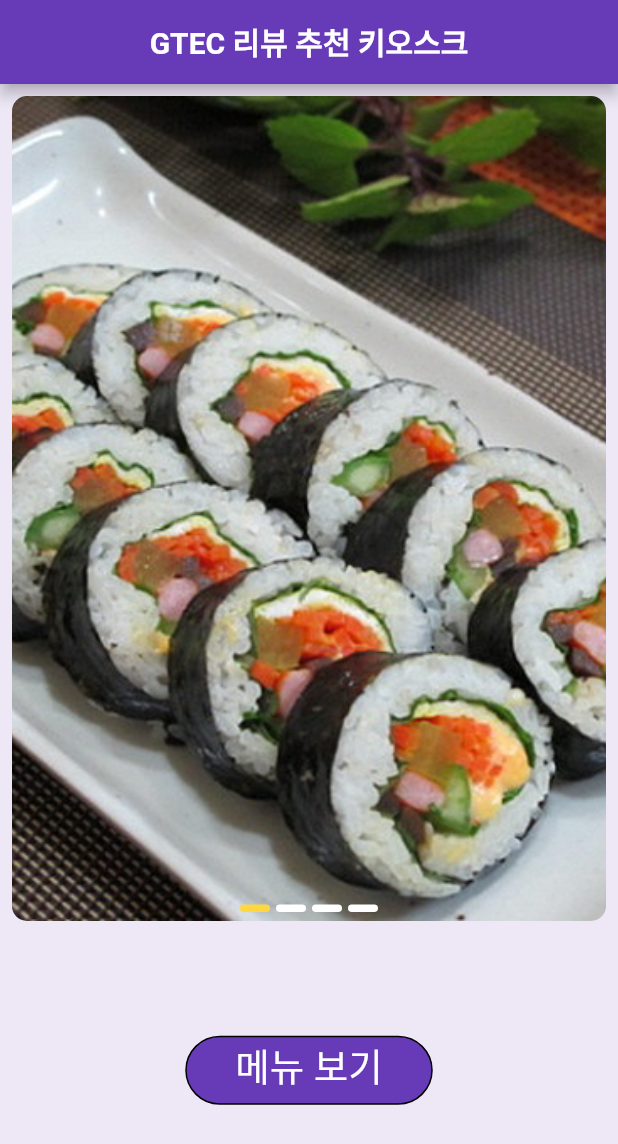
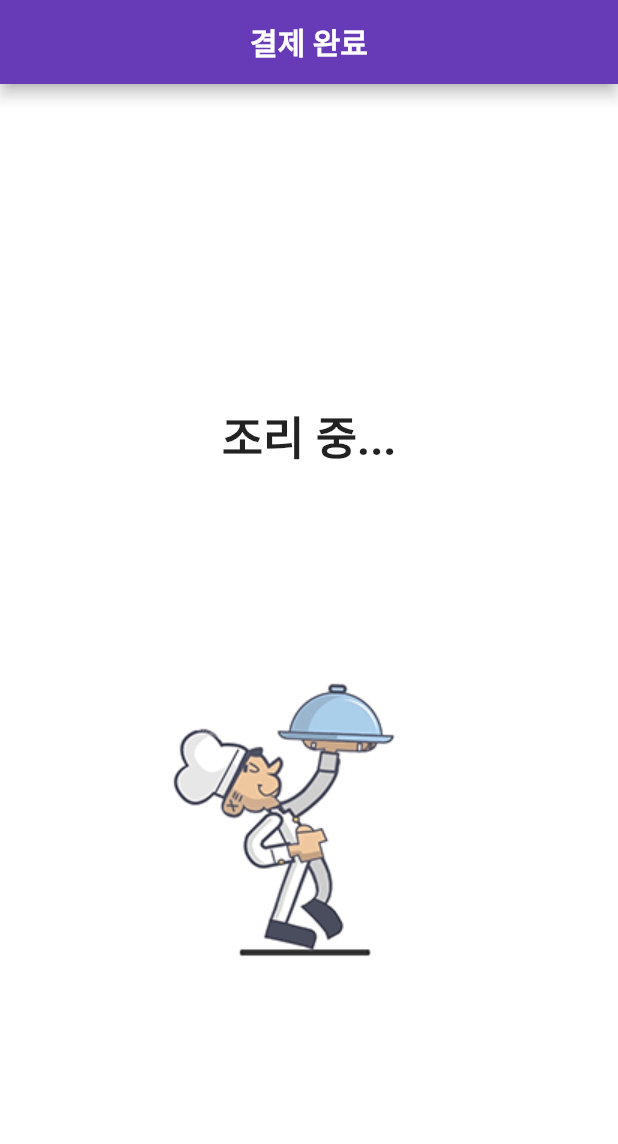
Before and after one commit to seojjun/kiosk_program, a Flutter app: the screen it shows after launch, on a phone screen of 412 x 824 dp. Shown: the top 1144 px of the screen. Run offline on Flutter 3.47's test engine with Material 3 defaults, Android fonts, the light colour scheme and no system bars; drawn by our look-alikes of banner_carousel; our stand-ins replace cloud_firestore, data_table_2, firebase_core, loading_animation_widget, logger; missing offline and left inert: dart:html; accounts and stored records are empty; Roboto replaces fonts that are missing (Pretendard); statements that could not run were skipped.

Commit message:
add result_screen

```diff
--- a/lib/main.dart
+++ b/lib/main.dart
@@ -8,6 +8,7 @@ import 'package:kiosk_program/providers/payment_amount_provider.dart';
 import 'package:kiosk_program/screens/home_screen.dart';
 import 'package:kiosk_program/screens/menu_screen.dart';
 import 'package:kiosk_program/screens/payment_screen.dart';
+import 'package:kiosk_program/screens/result_screen.dart';
 import 'package:kiosk_program/utils/data_info.dart';
 import 'package:provider/provider.dart';
 
@@ -36,9 +37,10 @@ class MyApp extends StatelessWidget {
         ),
         debugShowCheckedModeBanner: false,
         // home: const MenuAddWidget(),
-        home: const HomeScreen(title: homeScreenTitle),
+        // home: const HomeScreen(title: homeScreenTitle),
         // home: const MenuScreen(title: menuScreenTitle),
         // home: const PaymentScreen(title: paymentScreenTitle),
+        home: const ResultScreen(title: resultScreenTitle),
       ),
     );
   }
--- a/lib/screens/home_screen.dart
+++ b/lib/screens/home_screen.dart
@@ -6,7 +6,7 @@ import 'package:kiosk_program/utils/data_info.dart';
 import 'package:kiosk_program/widgets/custom_button.dart';
 import 'package:kiosk_program/widgets/menu_carousel_view.dart';
 
-class HomeScreen extends StatefulWidget {
+class HomeScreen extends StatelessWidget {
   const HomeScreen({
     super.key,
     required this.title,
@@ -15,11 +15,6 @@ class HomeScreen extends StatefulWidget {
   final String title;
 
   @override
-  State<HomeScreen> createState() => _HomeScreenState();
-}
-
-class _HomeScreenState extends State<HomeScreen> {
-  @override
   Widget build(BuildContext context) {
     return Scaffold(
       backgroundColor: bottomColorWithOpacity,
@@ -27,14 +22,13 @@ class _HomeScreenState extends State<HomeScreen> {
         backgroundColor: inversePrimaryColor,
         centerTitle: true,
         title: Text(
-          widget.title,
+          title,
           style: const TextStyle(
             fontWeight: FontWeight.w600,
           ),
         ),
       ),
-      body: Center(
-        child: Padding(
+      body: Padding(
         padding: const EdgeInsets.all(8.0),
         child: Column(
           mainAxisAlignment: MainAxisAlignment.spaceBetween,
@@ -61,7 +55,6 @@ class _HomeScreenState extends State<HomeScreen> {
           ],
         ),
       ),
-      ),
     );
   }
 }
--- a/lib/screens/menu_screen.dart
+++ b/lib/screens/menu_screen.dart
@@ -46,8 +46,7 @@ class _MyHomePageState extends State<MenuScreen>
           ),
         ),
       ),
-      body: Center(
-        child: Column(
+      body: Column(
         mainAxisAlignment: MainAxisAlignment.center,
         children: [
           Padding(
@@ -66,7 +65,6 @@ class _MyHomePageState extends State<MenuScreen>
           const MenuBottomBar(),
         ],
       ),
-      ),
     );
   }
 }
--- /dev/null
+++ b/lib/screens/result_screen.dart
@@ -0,0 +1,48 @@
+import 'package:flutter/material.dart';
+import 'package:kiosk_program/utils/colors.dart';
+
+class ResultScreen extends StatelessWidget {
+  const ResultScreen({
+    super.key,
+    required this.title,
+  });
+
+  final String title;
+
+  @override
+  Widget build(BuildContext context) {
+    return Scaffold(
+      backgroundColor: Colors.white,
+      appBar: AppBar(
+        backgroundColor: inversePrimaryColor,
+        centerTitle: true,
+        title: Text(
+          title,
+          style: const TextStyle(
+            fontWeight: FontWeight.w600,
+          ),
+        ),
+      ),
+      body: Column(
+        mainAxisAlignment: MainAxisAlignment.center,
+        children: [
+          const SizedBox(
+            height: 200,
+            child: Center(
+              child: Text(
+                '조리 중...',
+                style: TextStyle(
+                  fontSize: 30,
+                  fontWeight: FontWeight.w700,
+                ),
+              ),
+            ),
+          ),
+          Image.asset(
+            'assets/gif/chef_2.gif',
+          ),
+        ],
+      ),
+    );
+  }
+}
--- a/lib/utils/data_info.dart
+++ b/lib/utils/data_info.dart
@@ -1,6 +1,7 @@
 const String homeScreenTitle = 'GTEC 리뷰 추천 키오스크';
 const String menuScreenTitle = '메뉴';
 const String paymentScreenTitle = '결제';
+const String resultScreenTitle = '결제 완료';
 
 const String korean = '한식';
 const String japanese = '일식';
```
Also changed, not shown: lib/screens/payment_screen.dart (+9 -4 lines), lib/widgets/payment_method_button.dart (+28 -1 lines), assets/gif/chef_1.gif (renamed from assets/gif/chef.gif), assets/gif/chef_2.gif (added). Lines whose indentation alone changed are shown as unchanged.
